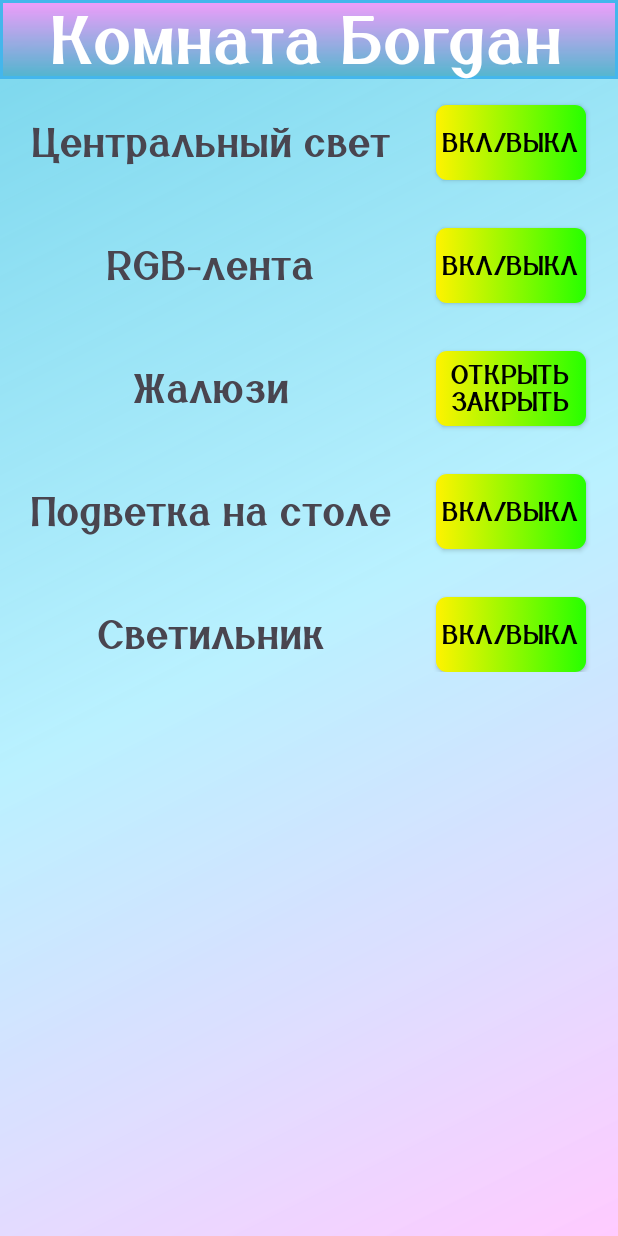
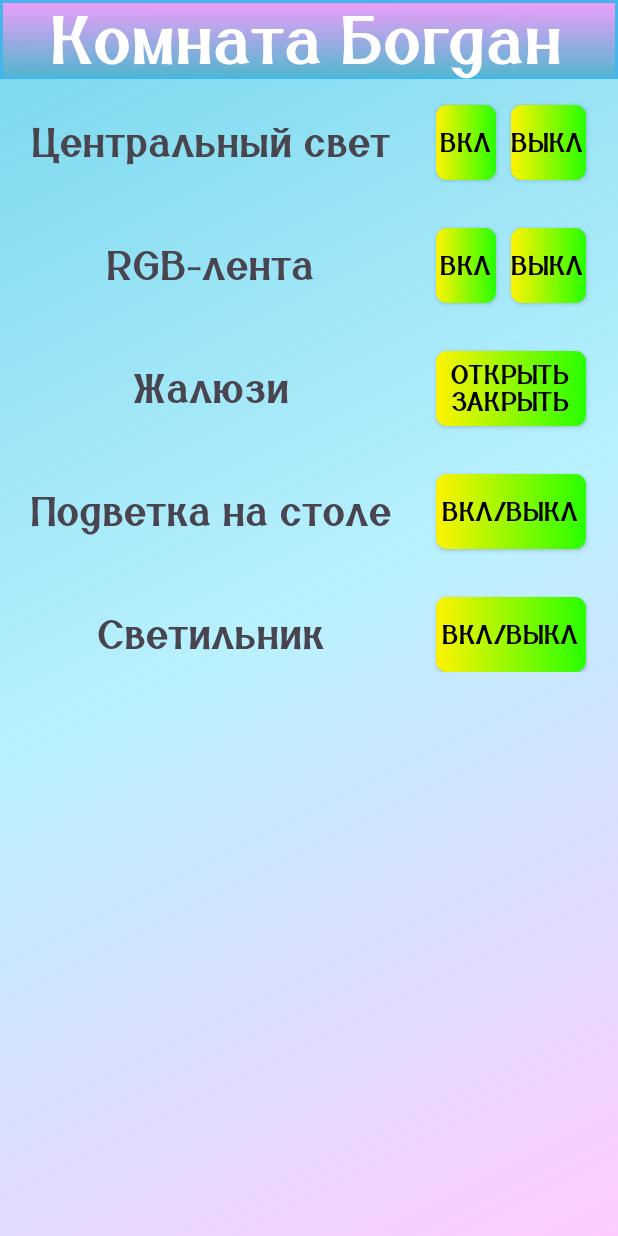
Before and after one commit to Bogdan-Taran/MyApp, an Android app: the screen it shows after launch (ActivityMyRoomBogdan), after a tap on "КОМНАТА БОГДАН", on a phone screen of 412 x 824 dp. Run offline under Robolectric (Android 15) with nearby library versions, the phone set to English and light mode, and no system bars.

Commit message:
One Button - room bogdan

```diff
--- a/app/src/main/java/com/example/remotewifi/ActivityMyRoomBogdan.java
+++ b/app/src/main/java/com/example/remotewifi/ActivityMyRoomBogdan.java
@@ -1,9 +1,10 @@
+// расстояние вьюшек на экране равно = 16 (расстояние top первой вьюшки) + 50 (высота 1 вьюшки) + 32 (расстояние до второй вьюшки снизу)
+
 package com.example.remotewifi;
 
 
 import static com.example.remotewifi.R.id.btn_podsvetka_stol;
 
-import android.content.Context;
 import android.content.Intent;
 import android.content.SharedPreferences;
 import android.hardware.ConsumerIrManager;
@@ -28,14 +29,65 @@ import okhttp3.Response;
 
 public class ActivityMyRoomBogdan extends AppCompatActivity {
     ConsumerIrManager IrMan;
+
     private static final int Rem_freq = 38000;
     private static final int[] Rem_ON = {4600,4350,700,1550,650,1550,650,1600,650,450,650,450,650,450,650,450,700,400,700,1550,650,1550,650,1600,650,450,650,450,650,450,700,450,650,450,650,450,650,1550,700,450,650,450,650,450,650,450,650,450,700,400,650,1600,650,450,650,1550,650,1600,650,1550,650,1550,700,1550,650,1550,650};
+    private static final int[] Up = {9300,4400, 650,500, 650,500, 600,500, 650,500, 700,450, 650,450, 700,450, 700,450, 700,1550, 700,1600, 650,1600, 700,1600, 650,500, 600,1650, 650,1600, 700,1600, 650,450, 700,450, 700,450, 650,500, 650,450, 700,450, 700,450, 700,450, 650,1600, 700,1600, 600,1650, 650,1600, 650,1650, 650,1600, 650,1600, 700,1600, 650};
+    //Down
+    private static final int[] Down = {9150,4450, 650,500, 700,450, 650,450, 650,500, 650,500, 600,550, 600,500, 650,500, 600,1650, 700,1550, 700,1600, 650,1600, 700,450, 650,1600, 650,1600, 700,1600, 650,1600, 700,450, 650,450, 650,500, 650,500, 600,550, 600,500, 650,500, 600,550, 600,1650, 600,1650, 650,1650, 600,1650, 600,1650, 650,1600, 650,1650, 600};
+    //OFF
+    private static final int[] Off = {9200,4450, 650,450, 700,450, 650,500, 650,450, 700,450, 650,500, 650,450, 700,450, 650,1600, 650,1600, 700,1600, 650,1600, 650,500, 600,1650, 650,1600, 650,1600, 700,450, 700,1550, 700,450, 650,500, 650,450, 700,450, 650,500, 650,450, 650,1600, 700,450, 650,1600, 700,1550, 700,1600, 650,1600, 650,1600, 700,1600, 650};
+    //ON
+    private static final int[] ON = {9250,4400, 650,500, 650,500, 600,500, 650,500, 650,500, 650,450, 650,500, 700,450, 650,1600, 650,1600, 700,1600, 600,1650, 650,500, 650,1600, 650,1600, 700,1600, 600,1650, 650,1600, 700,450, 650,500, 650,450, 700,450, 650,500, 600,500, 700,450, 650,500, 650,1600, 700,1550, 650,1650, 650,1600, 650,1600, 700,1600, 600};
+    //(1,4)
+    private static final int[] Flash = {9300,4450, 700,450, 650,500, 600,500, 650,500, 650,500, 600,550, 600,550, 600,550, 600,1650, 600,1650, 650,1650, 600,1650, 650,500, 600,1650, 650,1600, 650,1650, 600,1650, 650,1600, 650,500, 650,1650, 600,500, 650,500, 650,500, 650,500, 650,500, 600,500, 650,1650, 600,500, 650,1650, 600,1650, 650,1650, 600,1650, 600};
+    //(2,4)
+    private static final int[] Strobe = {9200,4450, 600,550, 600,500, 650,500, 650,500, 600,500, 650,500, 650,500, 600,500, 650,1650, 650,1600, 650,1600, 700,1600, 600,500, 650,1600, 700,1550, 700,1600, 650,1600, 650,1600, 650,1600, 650,1650, 600,500, 700,450, 650,500, 650,450, 700,450, 700,450, 650,450, 700,450, 650,1600, 700,1600, 650,1600, 700,1550, 700};
+    //(3,4)
+    private static final int[] Fade = {9150,4450, 650,500, 650,450, 700,450, 700,450, 650,450, 700,450, 700,450, 650,500, 650,1600, 650,1600, 650,1600, 700,1550, 700,450, 650,1600, 700,1600, 650,1600, 700,1550, 700,1550, 700,450, 700,450, 650,1600, 650,500, 650,450, 700,450, 650,500, 650,450, 700,1600, 650,1600, 650,450, 700,1600, 650,1600, 650,1600, 650};
+    //(4,4)
+    private static final int[] Smooth = {9150,4500, 550,600, 600,500, 600,600, 500,600, 550,550, 600,600, 500,600, 550,550, 600,1700, 550,1700, 550,1700, 600,1650, 600,550, 550,1750, 500,1750, 550,1700, 550,1700, 600,1650, 600,1650, 600,600, 550,1700, 550,550, 550,550, 600,550, 600,600, 500,600, 550,600, 550,1700, 550,600, 500,1750, 500,1750, 550,1700, 550};
+    //Color PWM's
+    //Red
+    private static final int[] Red = {9250,4450, 650,500, 650,500, 600,550, 600,550, 600,550, 600,500, 650,500, 650,500, 600,1650, 650,1600, 650,1650, 650,1600, 650,550, 600,1650, 650,1600, 650,1650, 600,500, 650,500, 650,1650, 600,500, 650,550, 600,500, 650,500, 650,500, 600,1650, 650,1650, 600,550, 600,1650, 650,1650, 600,1650, 650,1600, 650,1650, 600};
+    //Green
+    private static final int[] Green = {9250,4500, 600,500, 650,500, 600,550, 600,500, 650,500, 600,550, 650,500, 600,550, 600,1650, 650,1650, 550,1700, 600,1700, 600,500, 600,1700, 650,1600, 650,1650, 600,1650, 600,600, 550,1700, 600,550, 550,600, 550,550, 600,550, 550,600, 550,600, 550,1700, 600,550, 600,1650, 600,1700, 550,1750, 600,1650, 550,1750, 550};
+    //Blue
+    private static final int[] Blue = {9250,4450, 650,500, 650,500, 600,550, 600,500, 650,500, 650,500, 650,500, 650,500, 600,1650, 650,1650, 650,1600, 650,1600, 700,450, 650,1650, 650,1600, 700,1600, 650,450, 750,1550, 650,1600, 700,450, 700,450, 650,500, 650,500, 600,500, 700,1600, 650,450, 700,450, 700,1600, 650,1600, 700,1600, 650,1600, 650,1650, 600};
+    //White
+    private static final int[] White = {9200,4500, 600,550, 600,550, 600,500, 600,550, 600,550, 600,500, 600,550, 600,550, 600,1700, 600,1650, 600,1650, 600,1700, 600,500, 650,1650, 600,1650, 600,1650, 600,1700, 600,1650, 600,1700, 600,500, 650,550, 600,500, 600,550, 550,600, 600,500, 600,550, 600,550, 600,1650, 650,1650, 600,1650, 600,1700, 600,1650, 600};
+    //(1,1)
+    private static final int[] Orange = {9300,4400, 700,450, 700,450, 650,500, 650,500, 650,450, 700,450, 700,450, 650,500, 650,1600, 700,1550, 700,1600, 650,1600, 700,450, 650,1600, 650,1600, 700,1600, 650,450, 700,450, 700,450, 700,1600, 650,500, 650,450, 700,450, 700,450, 700,1600, 650,1600, 650,1650, 650,450, 700,1600, 650,1600, 700,1550, 700,1600, 650};
+    //(1,2)
+    private static final int[] Lgreen = {9250,4450, 650,500, 650,500, 600,550, 600,550, 600,500, 650,500, 650,500, 650,500, 600,1650, 650,1600, 650,1650, 600,1650, 650,500, 600,1650, 650,1600, 650,1650, 600,1650, 650,500, 600,500, 650,1650, 600,500, 650,500, 650,500, 600,550, 600,500, 650,1650, 600,1650, 650,500, 600,1650, 650,1650, 600,1650, 600,1650, 650};
+    //(1,3)
+    private static final int[] Mblue = {9200,4450, 650,500, 700,450, 650,450, 700,450, 650,500, 650,450, 700,450, 700,450, 650,1600, 650,1600, 700,1550, 650,1600, 700,450, 650,1600, 650,1600, 700,1600, 650,450, 700,1600, 650,450, 650,1650, 650,450, 700,450, 650,500, 600,500, 650,1650, 650,450, 700,1550, 650,500, 650,1600, 700,1550, 700,1550, 700,1600, 650};
+    //(2,1)
+    private static final int[] MRed = {9250,4450, 650,500, 600,550, 600,500, 650,500, 600,550, 600,500, 650,500, 650,500, 600,1650, 650,1600, 650,1600, 650,1600, 650,500, 650,1600, 650,1600, 650,1650, 600,500, 650,500, 650,1600, 650,1650, 600,500, 650,500, 650,500, 600,500, 650,1650, 600,1650, 600,500, 650,500, 600,1650, 650,1600, 650,1600, 650,1650, 600};
+    //(2,2)
+    private static final int[] skyBlue = {9250,4450, 700,450, 650,500, 650,450, 700,450, 700,450, 650,450, 700,450, 700,450, 700,1550, 700,1550, 700,1600, 650,1600, 700,450, 650,1600, 700,1550, 700,1600, 650,1600, 700,450, 600,1650, 650,1600, 700,450, 650,500, 600,500, 650,500, 700,450, 650,1600, 700,450, 650,450, 700,1600, 650,1600, 650,1600, 700,1600, 650};
+    //(2,3)
+    private static final int[] Purple = {9200,4400, 600,550, 600,500, 650,500, 650,500, 600,550, 600,500, 650,500, 650,500, 600,1650, 600,1600, 650,1650, 650,1550, 650,500, 600,1650, 650,1600, 600,1650, 600,500, 650,1600, 650,1600, 650,1600, 650,500, 650,500, 600,500, 650,500, 650,1600, 650,500, 700,450, 650,500, 600,1650, 600,1650, 700,1550, 700,1600, 600};
+    //(3,1)
+    private static final int[] LOrange = {9300,4350, 650,500, 650,450, 700,450, 700,450, 650,500, 650,450, 700,450, 650,500, 700,1550, 650,1600, 700,1600, 650,1600, 650,450, 700,1600, 650,1600, 650,1600, 650,500, 650,500, 600,500, 650,500, 650,1600, 700,450, 650,500, 600,500, 700,1550, 700,1550, 700,1550, 700,1600, 650,450, 650,1650, 650,1600, 700,1550, 700};
+    //(3,2)
+    private static final int[] MMblue = {9200,4450, 650,500, 600,500, 650,500, 650,500, 600,500, 650,500, 650,500, 600,500, 650,1650, 600,1650, 650,1600, 650,1600, 650,500, 600,1650, 600,1650, 650,1600, 650,1650, 600,500, 650,500, 650,500, 600,1650, 650,500, 600,500, 650,500, 650,500, 600,1650, 650,1600, 650,1650, 600,500, 650,1600, 650,1650, 600,1650, 600};
+    //(3,3)
+    private static final int[] Mpurple = {9200,4400, 700,450, 650,500, 650,450, 650,500, 650,500, 650,450, 650,500, 650,450, 700,1550, 700,1600, 650,1600, 650,1600, 650,500, 650,1600, 650,1600, 650,1600, 700,450, 650,1600, 700,450, 650,450, 650,1650, 650,450, 700,450, 700,450, 650,1600, 650,450, 700,1550, 700,1600, 650,450, 700,1550, 700,1600, 600,1650, 650};
+    //(4,1)
+    private static final int[] Yellow = {9150,4500, 600,500, 650,500, 650,500, 600,500, 650,500, 650,500, 600,500, 650,500, 600,1650, 650,1600, 650,1600, 650,1650, 600,500, 650,1600, 650,1650, 600,1650, 600,550, 600,500, 650,1650, 600,500, 650,1600, 650,500, 600,550, 600,500, 650,1600, 650,1650, 600,500, 650,1600, 650,500, 650,1600, 650,1650, 600,1650, 600};
+    //(4,2)
+    private static final int[] SeaBlue = {9150,4500, 600,500, 650,500, 600,550, 600,500, 600,550, 600,550, 600,500, 600,550, 600,1650, 600,1650, 600,1650, 650,1600, 650,500, 650,1600, 650,1650, 600,1650, 600,1650, 600,550, 600,1650, 600,500, 650,1600, 650,500, 650,500, 600,500, 650,500, 650,1600, 650,500, 650,1600, 650,500, 600,1650, 600,1650, 600,1650, 650};
+    //(4,3)
+    private static final int[] Lpurple = {9300,4350, 600,550, 600,550, 600,550, 550,600, 550,550, 600,550, 600,500, 600,550, 600,1650, 600,1650, 600,1650, 600,1650, 600,550, 650,1650, 600,1650, 600,1650, 600,500, 650,1600, 650,1600, 650,500, 650,1600, 600,550, 650,500, 600,500, 650,1650, 600,500, 650,500, 600,1650, 600,550, 600,1650, 600,1650, 600,1650, 650};
+
     private Request request;    // добавляем переменную для запросов (OkHttp3)
     Button podsvetka_stol;
     Button svetilnik_stol;
     SharedPreferences pref;
     TextView podsvetkaStolTextView;
-    Button btnOnOffRGBLenta;
+    Button btnOnRGBLenta;
+    Button btnOffRGBLenta;
 
     @Override
     protected void onCreate(Bundle savedInstanceState) {
@@ -47,26 +99,31 @@ public class ActivityMyRoomBogdan extends AppCompatActivity {
             v.setPadding(systemBars.left, systemBars.top, systemBars.right, systemBars.bottom);
             return insets;
         });
+        podsvetka_stol = (Button) findViewById(btn_podsvetka_stol);
+        svetilnik_stol = (Button) findViewById(R.id.btn_svetilnik_stol);
+        podsvetkaStolTextView = (TextView) findViewById(R. id. podsetka_stol);
 
-        IrMan = (ConsumerIrManager) this.getSystemService(Context.CONSUMER_IR_SERVICE);
-        btnOnOffRGBLenta = (Button) findViewById(R.id. btn_rgb_lenta);
+        IrMan = (ConsumerIrManager) getSystemService(CONSUMER_IR_SERVICE);
 
-        btnOnOffRGBLenta.setOnClickListener(new View.OnClickListener() {
+        btnOnRGBLenta = (Button) findViewById(R.id. btn_rgb_lenta_on);
+        btnOffRGBLenta = (Button) findViewById(R.id. btn_rgb_lenta_off);
+
+        btnOnRGBLenta.setOnClickListener(new View.OnClickListener() {
             @Override
             public void onClick(View v) {
-                if(!IrMan.hasIrEmitter()){
-                    Toast.makeText(getApplicationContext(), "No IR Emitter Found!", Toast.LENGTH_SHORT).show();
-                    return;
-                }
-
-                IrMan.transmit(Rem_freq, Rem_ON);
-                Toast.makeText(getApplicationContext(), "IR Signal Sent!", Toast.LENGTH_SHORT).show();
+                IrMan.transmit(38000, ON);
             }
         });
 
-    podsvetka_stol = (Button) findViewById(btn_podsvetka_stol);
-    svetilnik_stol = (Button) findViewById(R.id.btn_svetilnik_stol);
-    podsvetkaStolTextView = (TextView) findViewById(R. id. podsetka_stol);
+        btnOffRGBLenta.setOnClickListener(new View.OnClickListener() {
+            @Override
+            public void onClick(View v) {
+                IrMan.transmit(38000, Off);
+
+            }
+        });
+
+
 
 
 
--- a/app/src/main/res/layout/activity_my_room_bogdan.xml
+++ b/app/src/main/res/layout/activity_my_room_bogdan.xml
@@ -51,16 +51,30 @@
                 />
 
             <androidx.appcompat.widget.AppCompatButton
-                android:id="@+id/btn_on_off_center_light"
-                android:layout_width="100sp"
+                android:id="@+id/center_light_on"
+                android:layout_width="40sp"
                 android:layout_height="50sp"
                 android:layout_gravity="end"
-                android:layout_marginTop="@dimen/activity_vertical_margin"
+                android:layout_marginTop="16sp"
+                android:layout_marginEnd="80sp"
+                android:background="@drawable/button_change_color_on_off"
+                android:fontFamily="@font/beauty_font_rus"
+                android:gravity="center"
+                android:text="Вкл"
+                android:textColor="@color/black"
+                android:textSize="@dimen/text_size_of_number_gadgets" />
+
+            <androidx.appcompat.widget.AppCompatButton
+                android:id="@+id/center_light_off"
+                android:layout_width="50sp"
+                android:layout_height="50sp"
+                android:layout_gravity="end"
+                android:layout_marginTop="16sp"
                 android:layout_marginEnd="20sp"
                 android:background="@drawable/button_change_color_on_off"
                 android:fontFamily="@font/beauty_font_rus"
                 android:gravity="center"
-                android:text="Вкл/выкл"
+                android:text="Выкл"
                 android:textColor="@color/black"
                 android:textSize="@dimen/text_size_of_number_gadgets" />
 
@@ -78,8 +92,22 @@
                 />
 
             <androidx.appcompat.widget.AppCompatButton
-                android:id="@+id/btn_rgb_lenta"
-                android:layout_width="100sp"
+                android:id="@+id/btn_rgb_lenta_on"
+                android:layout_width="40sp"
+                android:layout_height="50sp"
+                android:layout_gravity="end"
+                android:layout_marginTop="98sp"
+                android:layout_marginEnd="80sp"
+                android:background="@drawable/button_change_color_on_off"
+                android:fontFamily="@font/beauty_font_rus"
+                android:gravity="center"
+                android:text="Вкл"
+                android:textColor="@color/black"
+                android:textSize="@dimen/text_size_of_number_gadgets" />
+
+            <androidx.appcompat.widget.AppCompatButton
+                android:id="@+id/btn_rgb_lenta_off"
+                android:layout_width="50sp"
                 android:layout_height="50sp"
                 android:layout_gravity="end"
                 android:layout_marginTop="98sp"
@@ -87,7 +115,7 @@
                 android:background="@drawable/button_change_color_on_off"
                 android:fontFamily="@font/beauty_font_rus"
                 android:gravity="center"
-                android:text="Вкл/выкл"
+                android:text="Выкл"
                 android:textColor="@color/black"
                 android:textSize="@dimen/text_size_of_number_gadgets" />
 
--- a/app/src/main/res/layout/activity_room_bogdan_rgb.xml
+++ b/app/src/main/res/layout/activity_room_bogdan_rgb.xml
@@ -8,17 +8,5 @@
     tools:context=".ActivityRoomBogdanRGB"
     android:background="#D5FFEB">
 
-    <TextView
-        android:id="@+id/textView_future"
-        android:layout_width="match_parent"
-        android:layout_height="wrap_content"
-        android:text="@string/string_for_future"
-        app:layout_constraintEnd_toEndOf="parent"
-        app:layout_constraintStart_toStartOf="parent"
-        app:layout_constraintTop_toTopOf="parent"
-        android:layout_margin="20sp"
-        android:textSize="40sp"
-        android:fontFamily="@font/beauty_font_rus"
 
-        />
 </androidx.constraintlayout.widget.ConstraintLayout>
```
